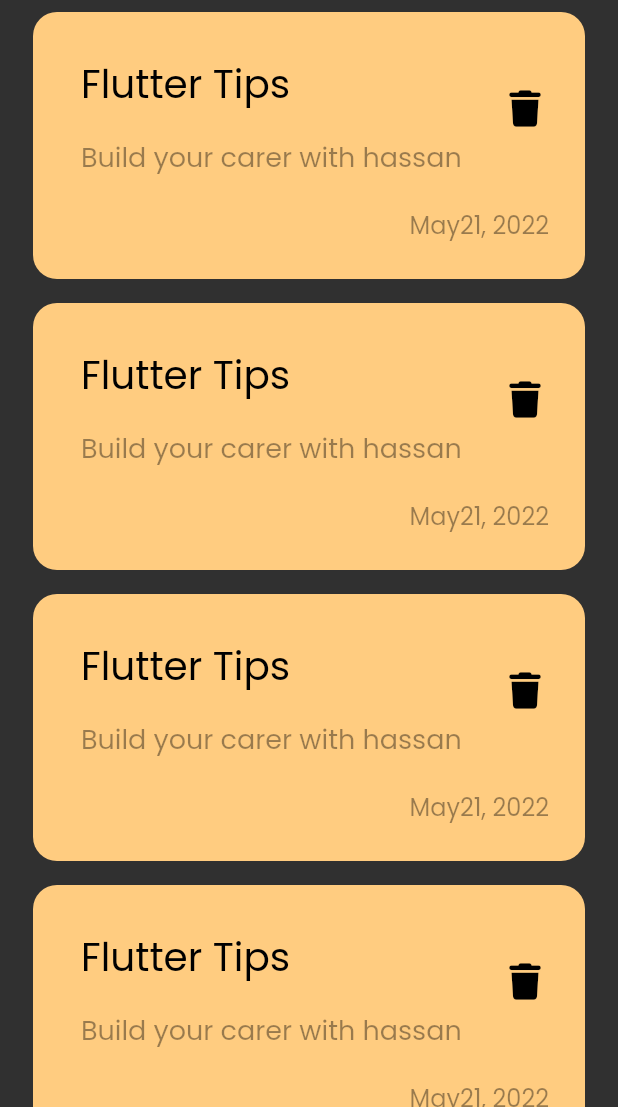
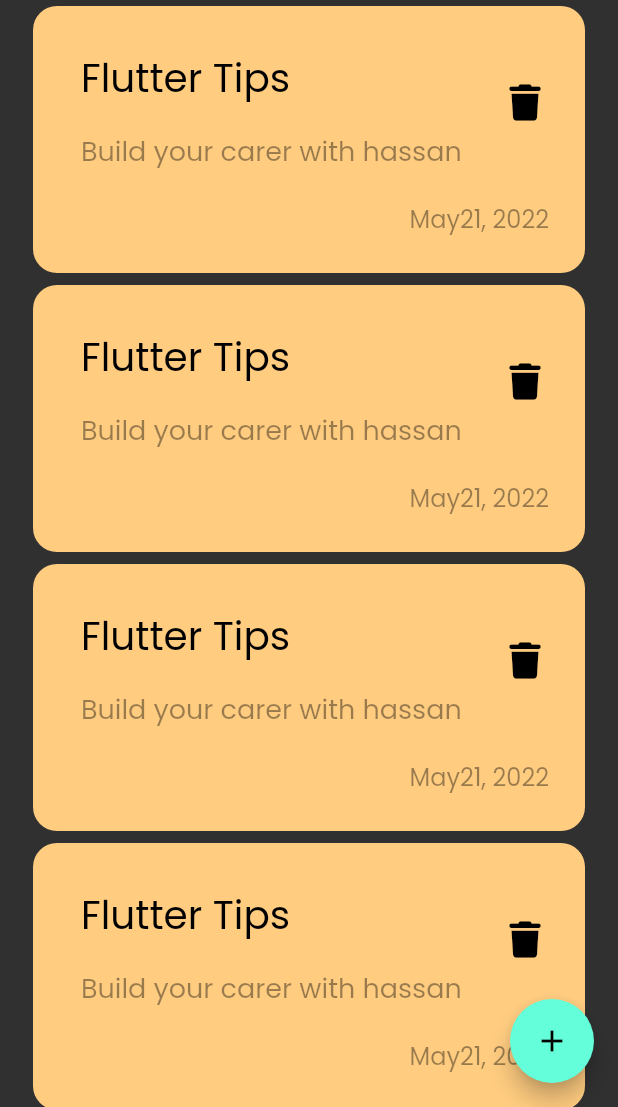
Before and after one commit to Alhassan-Ali7/note_app, a Flutter app: the screen it shows after launch, on a phone screen of 412 x 824 dp, the part 129-1236 px from its top. Run offline on Flutter 3.47's test engine with Material 2 defaults, Android fonts, the phone set to English and light mode, and no system bars; our stand-ins replace font_awesome_flutter.

Commit message:
add floating action button

```diff
--- a/lib/views/notes_view.dart
+++ b/lib/views/notes_view.dart
@@ -6,9 +6,14 @@ class NotesView extends StatelessWidget {
 
   @override
   Widget build(BuildContext context) {
-    return const Scaffold(
-      body: NoteViewBody(),
-
+    return Scaffold(
+      body: const NoteViewBody(),
+      floatingActionButton: FloatingActionButton(
+        onPressed: () {},
+        child: const Icon(
+          Icons.add,
+        ),
+      ),
     );
   }
 }
--- a/lib/views/widgets/notes_view_body.dart
+++ b/lib/views/widgets/notes_view_body.dart
@@ -24,11 +24,12 @@ class NoteViewBody extends StatelessWidget {
 class NotesListView extends StatelessWidget {
   const NotesListView({super.key});
 
+
   @override
   Widget build(BuildContext context) {
     return ListView.builder(itemBuilder: (context, index) {
       return const Padding(
-        padding: EdgeInsets.symmetric(vertical: 8.0),
+        padding: EdgeInsets.symmetric(vertical: 4.0),
         child: NoteItem(),
       );
     },);
```
